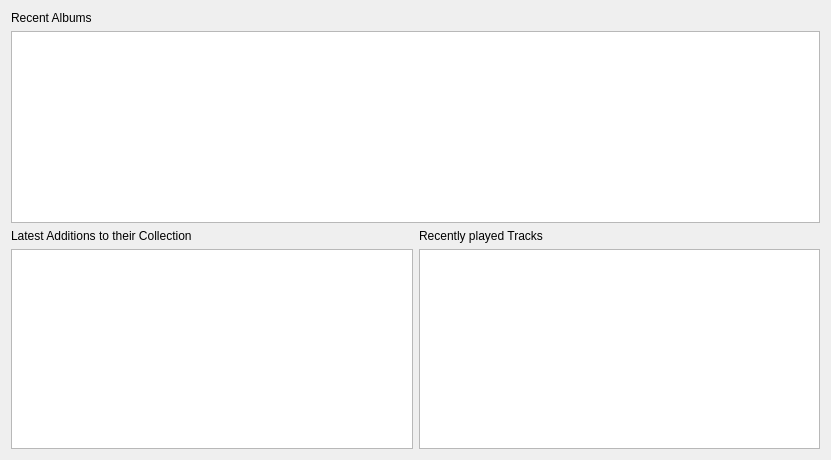
Qt form src/libtomahawk/widgets/infowidgets/sourceinfowidget.ui (tomahawk-player/tomahawk) before a commit.
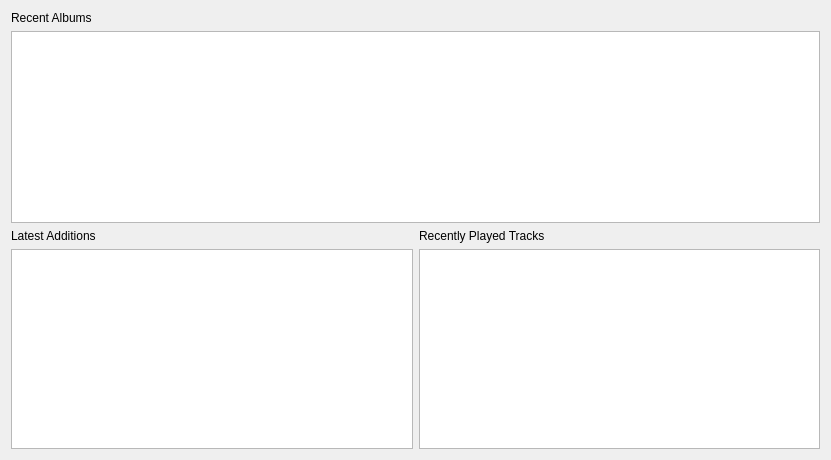
The same form after that commit. Custom widgets are drawn as their Qt base class.

Commit message: * Fixed TWK-343, wording in SourceInfoWidget.

Diff of the .ui file:
```diff
--- a/src/libtomahawk/widgets/infowidgets/sourceinfowidget.ui
+++ b/src/libtomahawk/widgets/infowidgets/sourceinfowidget.ui
@@ -51,7 +51,7 @@
        <item>
         <widget class="HeaderLabel" name="label">
          <property name="text">
-          <string>Latest Additions to their Collection</string>
+          <string>Latest Additions</string>
          </property>
         </widget>
        </item>
@@ -65,7 +65,7 @@
        <item>
         <widget class="HeaderLabel" name="label_3">
          <property name="text">
-          <string>Recently played Tracks</string>
+          <string>Recently Played Tracks</string>
          </property>
         </widget>
        </item>
```
